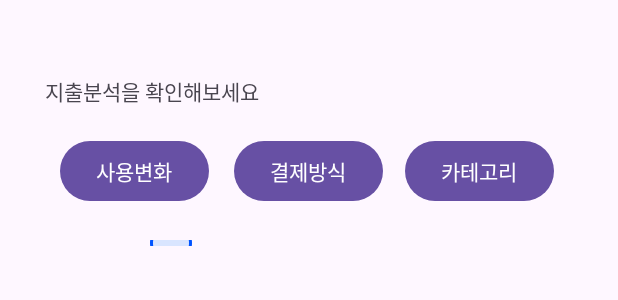
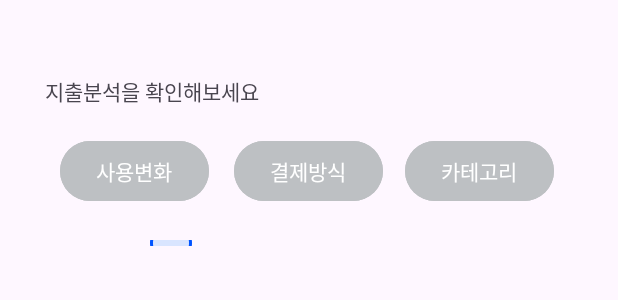
Before and after one commit to yunakoh/MoneyTracker, an Android app: the layout fragment_stats.xml on its own in the app's theme, with its tools: preview values and no code run, on a phone screen of 412 x 824 dp. Shown: the top 300 px of the screen. Run offline under Robolectric (Android 15) with nearby library versions, the phone set to English and light mode, and no system bars.

Commit message:
feat:분석

```diff
--- a/app/src/main/java/com/example/ocrreceipt/DetailFragment.java
+++ b/app/src/main/java/com/example/ocrreceipt/DetailFragment.java
@@ -8,6 +8,7 @@ import android.widget.Button;
 
 import androidx.annotation.NonNull;
 import androidx.fragment.app.Fragment;
+import androidx.fragment.app.FragmentManager;
 
 import com.example.ocrreceipt.databinding.FragmentDetailBinding;
 
@@ -28,11 +29,10 @@ public class DetailFragment extends Fragment {
             @Override
             public void onClick(View v) {
                 //원래 있던 프래그먼트로 돌아가기
+                getActivity().getSupportFragmentManager().restoreBackStack("replacement");
 
             }
         });
-
-
 
 
         return root;
--- a/app/src/main/res/layout/fragment_stats.xml
+++ b/app/src/main/res/layout/fragment_stats.xml
@@ -5,13 +5,10 @@
     android:layout_height="match_parent"
     tools:context=".ui.stats.StatsFragment">
 
-    <!-- TODO: Update blank fragment layout -->
-
-
     <TextView
         android:id="@+id/text"
-        android:layout_width="match_parent"
-        android:layout_height="match_parent"
+        android:layout_width="wrap_content"
+        android:layout_height="wrap_content"
         android:layout_marginLeft="30dp"
         android:layout_marginTop="50dp"
         android:text="지출분석을 확인해보세요" />
@@ -22,7 +19,8 @@
         android:layout_height="wrap_content"
         android:text="사용변화"
         android:layout_marginTop="90dp"
-        android:layout_marginLeft="40dp"/>
+        android:layout_marginLeft="40dp"
+        android:backgroundTint="@color/dark_gray"/>
 
     <Button
         android:id="@+id/method"
@@ -30,7 +28,8 @@
         android:layout_height="wrap_content"
         android:text="결제방식"
         android:layout_marginTop="90dp"
-        android:layout_centerHorizontal="true"/>
+        android:layout_centerHorizontal="true"
+        android:backgroundTint="@color/dark_gray"/>
 
     <Button
         android:id="@+id/category"
@@ -38,7 +37,8 @@
         android:layout_height="wrap_content"
         android:text="카테고리"
         android:layout_marginTop="90dp"
-        android:layout_marginLeft="270dp"/>
+        android:layout_marginLeft="270dp"
+        android:backgroundTint="@color/dark_gray"/>
 
     <SeekBar
         android:layout_width="215dp"
@@ -52,7 +52,7 @@
     <FrameLayout
         android:id="@+id/graph_container"
         android:layout_width="match_parent"
-        android:layout_height="wrap_content"
+        android:layout_height="match_parent"
         android:layout_marginTop="190dp"/>
 
 
--- a/app/src/main/res/values/colors.xml
+++ b/app/src/main/res/values/colors.xml
@@ -11,4 +11,5 @@
     <color name="light_blue">#84BCFF</color>
     <color name="blue">#304FFF</color>
     <color name="gray">#d9d9d9</color>
+    <color name="dark_gray">#BDC0C3</color>
 </resources>
```
Also changed, not shown: app/src/main/java/com/example/ocrreceipt/MainActivity.java (+12 -1 lines), app/src/main/java/com/example/ocrreceipt/ui/stats/LineChartFragment.java (+103 -0 lines), app/src/main/java/com/example/ocrreceipt/ui/stats/StatsFragment.java (+13 -1 lines).
